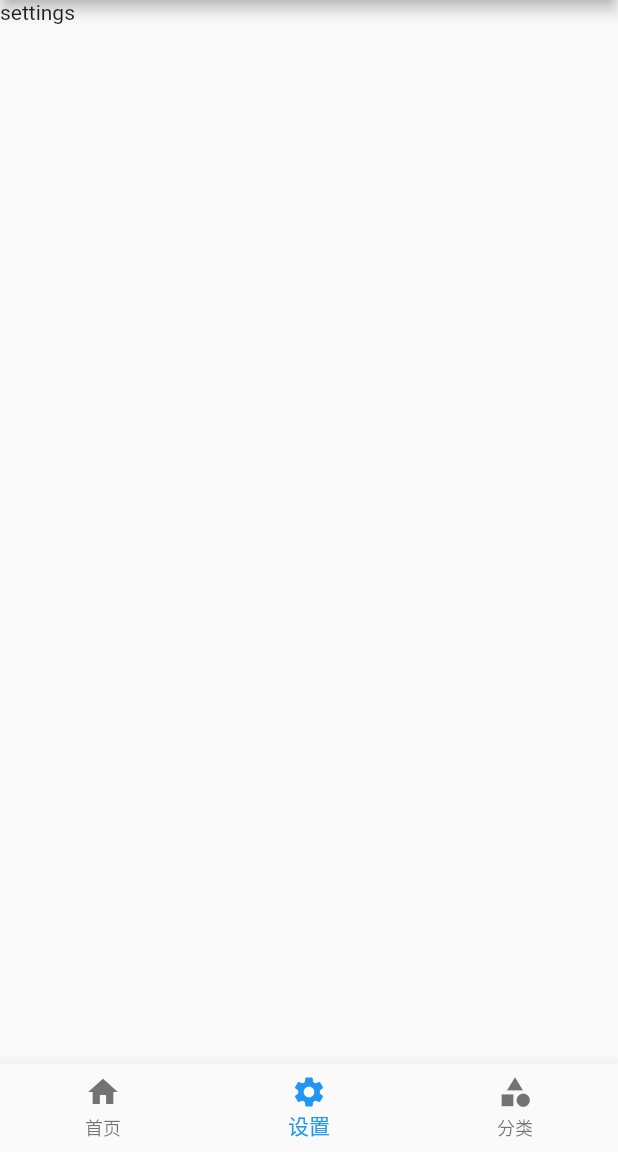
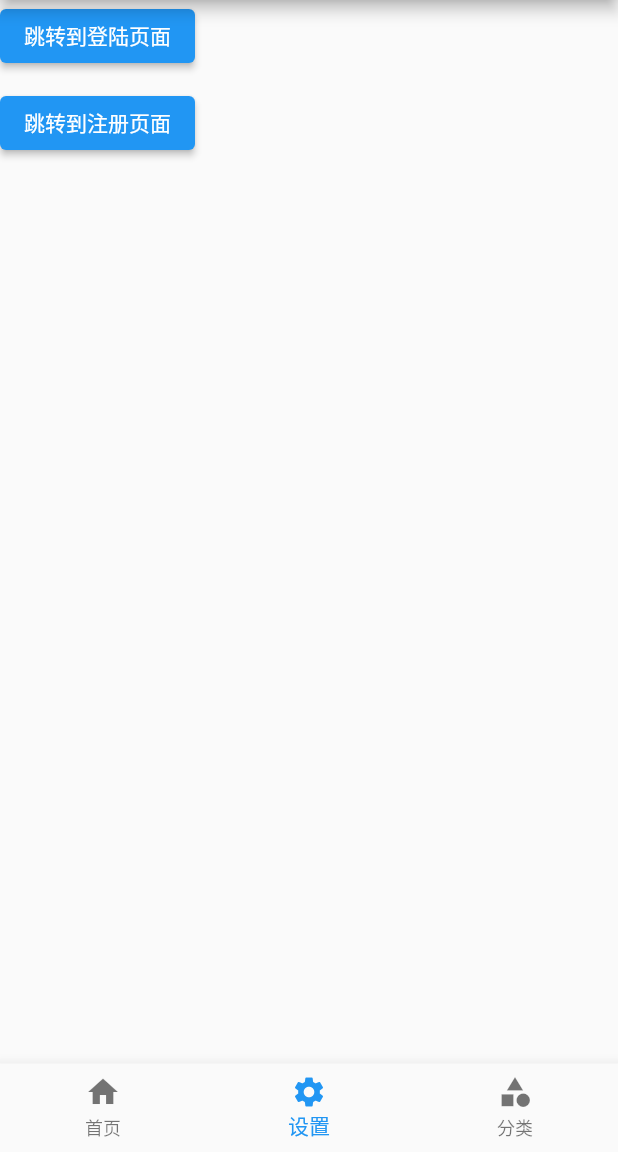
Before and after one commit to xiaoyaole3/flutter_learn, a Flutter app: the screen it shows after launch, item 2 of the bottom bar chosen, on a phone screen of 412 x 824 dp, the part 84-1236 px from its top. Run offline on Flutter 3.47's test engine with Material 2 defaults, Android fonts, the phone set to English and light mode, and no system bars.

Commit message:
替换路由

```diff
--- a/lib/pages/tabs/Settings.dart
+++ b/lib/pages/tabs/Settings.dart
@@ -10,8 +10,22 @@ class SettingsPage extends StatefulWidget {
 class _SettingsPageState extends State<SettingsPage> {
   @override
   Widget build(BuildContext context) {
-    return Container(
-      child: Text("settings"),
+    return Column(
+      children: [
+        ElevatedButton(
+          child: Text("跳转到登陆页面"),
+          onPressed: () {
+            Navigator.pushNamed(context, '/login');
+          },
+        ),
+        SizedBox(height: 10,),
+        ElevatedButton(
+          child: Text("跳转到注册页面"),
+          onPressed: () {
+            Navigator.pushNamed(context, '/registerFirst');
+          },
+        )
+      ],
     );
   }
 }
```
Also changed, not shown: lib/pages/users/Login.dart (added, +26 -0 lines), lib/pages/users/RegisterFirst.dart (added, +28 -0 lines), lib/pages/users/RegisterSecond.dart (added, +26 -0 lines), lib/routes/Routes.dart (+9 -2 lines).
